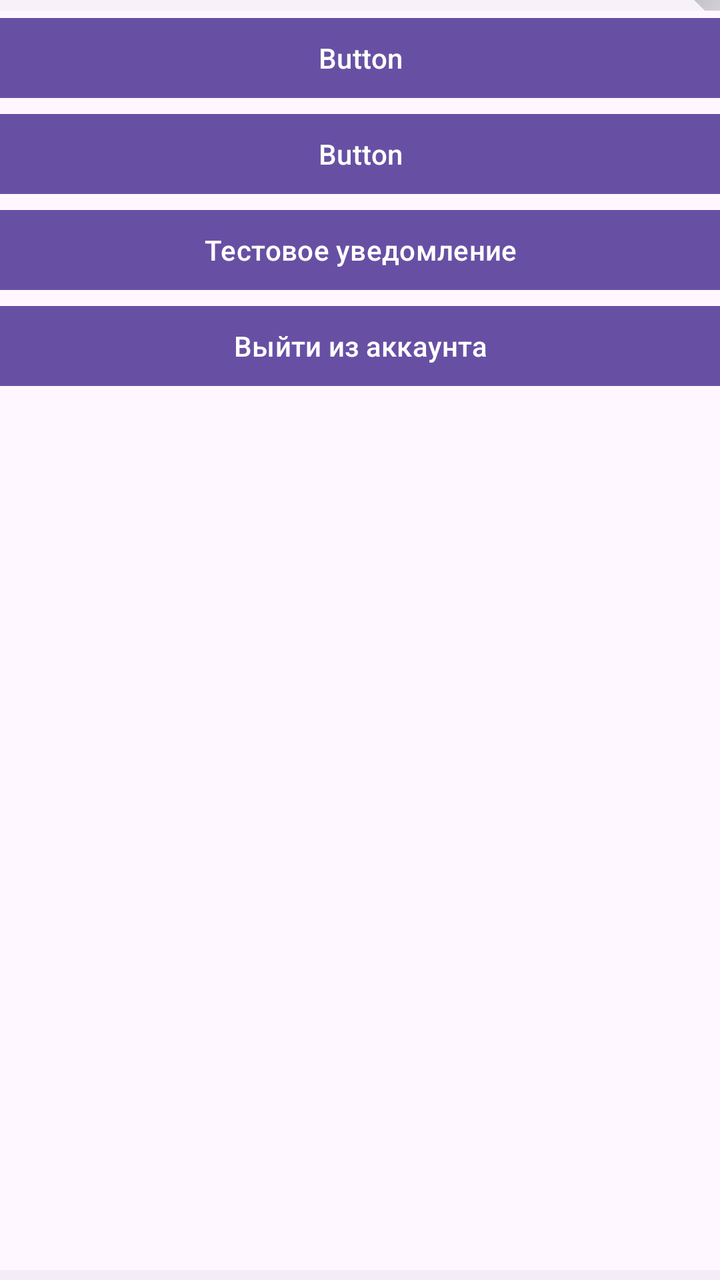
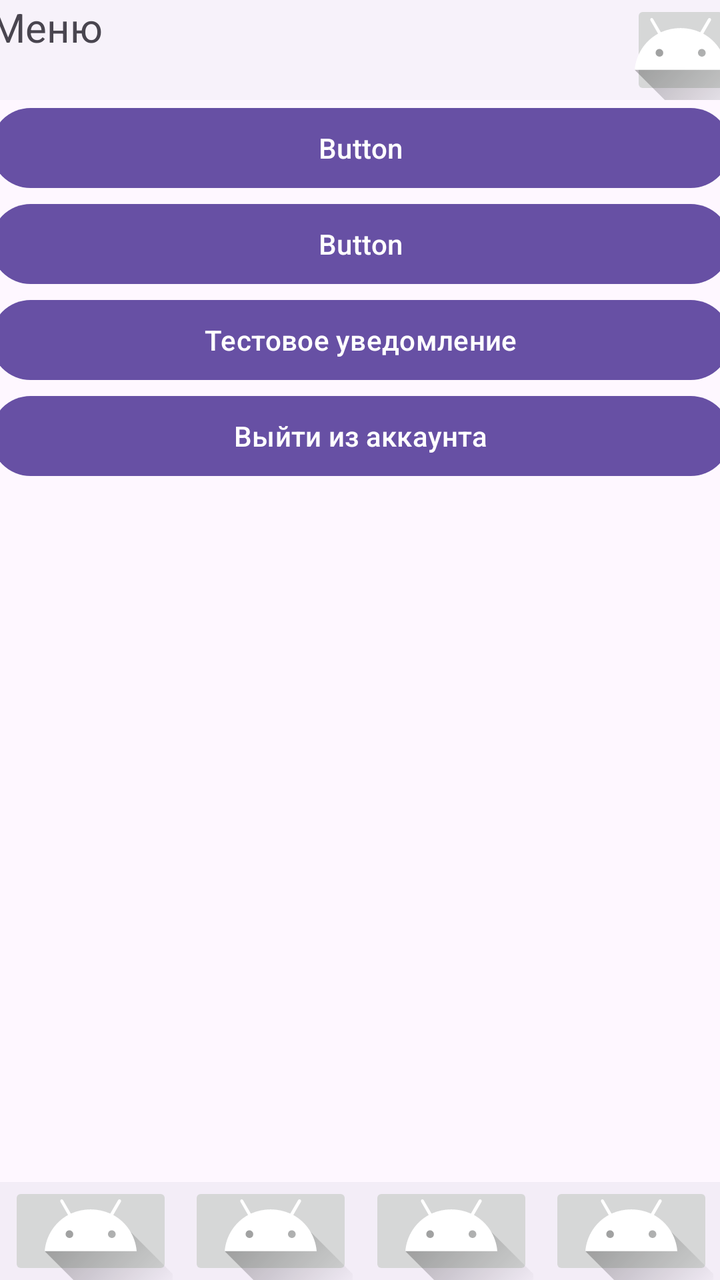

Two renders of the same Android screen: before a commit and after it. Below are the layout's source before the change and the commit's diff.
<!-- AndroidManifest.xml: application theme Theme.Project1 -->
<!-- res/layout/activity_menu.xml -->
<?xml version="1.0" encoding="utf-8"?>
<androidx.constraintlayout.widget.ConstraintLayout xmlns:android="http://schemas.android.com/apk/res/android"
    xmlns:app="http://schemas.android.com/apk/res-auto"
    xmlns:tools="http://schemas.android.com/tools"
    android:id="@+id/main"
    android:layout_width="match_parent"
    android:layout_height="match_parent"
    tools:context=".Menu">

    <ScrollView
        android:id="@+id/scrollView4"
        android:layout_width="410dp"
        android:layout_height="630dp"
        android:layout_marginStart="20dp"
        android:layout_marginEnd="20dp"
        app:layout_constraintBottom_toTopOf="@+id/Menu_bottomNavigationView"
        app:layout_constraintEnd_toEndOf="parent"
        app:layout_constraintStart_toStartOf="parent"
        app:layout_constraintTop_toBottomOf="@+id/navigationView">

        <LinearLayout
            android:layout_width="match_parent"
            android:layout_height="wrap_content"
            android:orientation="vertical">

            <Button
                android:id="@+id/button4"
                android:layout_width="match_parent"
                android:layout_height="wrap_content"
                android:text="Button" />

            <Button
                android:id="@+id/button"
                android:layout_width="match_parent"
                android:layout_height="wrap_content"
                android:text="Button" />

            <Button
                android:id="@+id/Notification"
                android:layout_width="match_parent"
                android:layout_height="wrap_content"
                android:text="Тестовое уведомление" />

            <Button
                android:id="@+id/Logout"
                android:layout_width="match_parent"
                android:layout_height="wrap_content"
                android:onClick="Logout_Click"
                android:text="Выйти из аккаунта" />
        </LinearLayout>
    </ScrollView>

    <com.google.android.material.navigation.NavigationView
        android:id="@+id/navigationView"
        android:layout_width="410dp"
        android:layout_height="50dp"
        android:layout_marginStart="20dp"
        android:layout_marginEnd="20dp"
        app:layout_constraintBottom_toTopOf="@+id/scrollView4"
        app:layout_constraintEnd_toEndOf="parent"
        app:layout_constraintStart_toStartOf="parent"
        app:layout_constraintTop_toTopOf="parent">

        <androidx.constraintlayout.widget.ConstraintLayout
            android:layout_width="match_parent"
            android:layout_height="match_parent">

            <TextView
                android:id="@+id/textView5"
                android:layout_width="wrap_content"
                android:layout_height="50dp"
                android:text="Меню"
                android:textSize="20sp"
                app:layout_constraintBottom_toBottomOf="parent"
                app:layout_constraintStart_toStartOf="parent"
                app:layout_constraintTop_toTopOf="parent" />

            <ImageButton
                android:id="@+id/imageButton2"
                android:layout_width="50dp"
                android:layout_height="wrap_content"
                app:layout_constraintBottom_toBottomOf="parent"
                app:layout_constraintEnd_toEndOf="parent"
                app:layout_constraintTop_toTopOf="parent"
                app:srcCompat="@drawable/ic_launcher_foreground" />
        </androidx.constraintlayout.widget.ConstraintLayout>
    </com.google.android.material.navigation.NavigationView>

    <com.google.android.material.bottomnavigation.BottomNavigationView
        android:id="@+id/Menu_bottomNavigationView"
        android:layout_width="410dp"
        android:layout_height="50dp"
        app:layout_constraintBottom_toBottomOf="parent"
        app:layout_constraintEnd_toEndOf="parent"
        app:layout_constraintStart_toStartOf="parent"
        app:layout_constraintTop_toBottomOf="@+id/scrollView4">

        <androidx.constraintlayout.widget.ConstraintLayout
            android:layout_width="match_parent"
            android:layout_height="match_parent">

            <ImageButton
                android:id="@+id/Menu_osnova_Button"
                android:layout_width="82dp"
                android:layout_height="wrap_content"
                app:layout_constraintBottom_toBottomOf="parent"
                app:layout_constraintEnd_toStartOf="@+id/Menu_Search_Button"
                app:layout_constraintStart_toStartOf="parent"
                app:layout_constraintTop_toTopOf="parent"
                app:srcCompat="@drawable/ic_launcher_foreground" />

            <ImageButton
                android:id="@+id/Menu_Search_Button"
                android:layout_width="82dp"
                android:layout_height="wrap_content"
                app:layout_constraintBottom_toBottomOf="parent"
                app:layout_constraintEnd_toStartOf="@+id/Menu_Menu_Button"
                app:layout_constraintStart_toEndOf="@+id/Menu_osnova_Button"
                app:layout_constraintTop_toTopOf="parent"
                app:layout_constraintVertical_bias="0.0"
                app:srcCompat="@drawable/ic_launcher_foreground" />

            <ImageButton
                android:id="@+id/Menu_Menu_Button"
                android:layout_width="82dp"
                android:layout_height="wrap_content"
                app:layout_constraintBottom_toBottomOf="parent"
                app:layout_constraintEnd_toStartOf="@+id/Menu_AI_Button"
                app:layout_constraintStart_toEndOf="@+id/Menu_Search_Button"
                app:layout_constraintTop_toTopOf="parent"
                app:srcCompat="@drawable/ic_launcher_foreground" />

            <ImageButton
                android:id="@+id/Menu_AI_Button"
                android:layout_width="82dp"
                android:layout_height="wrap_content"
                android:onClick="Account_info_Click"
                app:layout_constraintBottom_toBottomOf="parent"
                app:layout_constraintEnd_toEndOf="parent"
                app:layout_constraintStart_toEndOf="@+id/Menu_Menu_Button"
                app:layout_constraintTop_toTopOf="parent"
                app:srcCompat="@drawable/ic_launcher_foreground" />
        </androidx.constraintlayout.widget.ConstraintLayout>
    </com.google.android.material.bottomnavigation.BottomNavigationView>
</androidx.constraintlayout.widget.ConstraintLayout>
<!-- resources referenced by this layout -->
<resources>
  <!-- drawable ic_launcher_foreground (drawable) -->
  <vector xmlns:android="http://schemas.android.com/apk/res/android"
      xmlns:aapt="http://schemas.android.com/aapt"
      android:width="108dp"
      android:height="108dp"
      android:viewportWidth="108"
      android:viewportHeight="108">
      <path android:pathData="M31,63.928c0,0 6.4,-11 12.1,-13.1c7.2,-2.6 26,-1.4 26,-1.4l38.1,38.1L107,108.928l-32,-1L31,63.928z">
          <aapt:attr name="android:fillColor">
              <gradient
                  android:endX="85.84757"
                  android:endY="92.4963"
                  android:startX="42.9492"
                  android:startY="49.59793"
                  android:type="linear">
                  <item
                      android:color="#44000000"
                      android:offset="0.0" />
                  <item
                      android:color="#00000000"
                      android:offset="1.0" />
              </gradient>
          </aapt:attr>
      </path>
      <path
          android:fillColor="#FFFFFF"
          android:fillType="nonZero"
          android:pathData="M65.3,45.828l3.8,-6.6c0.2,-0.4 0.1,-0.9 -0.3,-1.1c-0.4,-0.2 -0.9,-0.1 -1.1,0.3l-3.9,6.7c-6.3,-2.8 -13.4,-2.8 -19.7,0l-3.9,-6.7c-0.2,-0.4 -0.7,-0.5 -1.1,-0.3C38.8,38.328 38.7,38.828 38.9,39.228l3.8,6.6C36.2,49.428 31.7,56.028 31,63.928h46C76.3,56.028 71.8,49.428 65.3,45.828zM43.4,57.328c-0.8,0 -1.5,-0.5 -1.8,-1.2c-0.3,-0.7 -0.1,-1.5 0.4,-2.1c0.5,-0.5 1.4,-0.7 2.1,-0.4c0.7,0.3 1.2,1 1.2,1.8C45.3,56.528 44.5,57.328 43.4,57.328L43.4,57.328zM64.6,57.328c-0.8,0 -1.5,-0.5 -1.8,-1.2s-0.1,-1.5 0.4,-2.1c0.5,-0.5 1.4,-0.7 2.1,-0.4c0.7,0.3 1.2,1 1.2,1.8C66.5,56.528 65.6,57.328 64.6,57.328L64.6,57.328z"
          android:strokeWidth="1"
          android:strokeColor="#00000000" />
  </vector>
  <style name="Theme.Project1" parent="Base.Theme.Project1" />
  <style name="Base.Theme.Project1" parent="Theme.Material3.DayNight.NoActionBar">
          
          
      </style>
</resources>

<!-- the commit's change to res/layout/activity_menu.xml (unified diff, before → after) -->
@@ -11,9 +11,6 @@
         android:id="@+id/scrollView4"
         android:layout_width="410dp"
         android:layout_height="630dp"
-        android:layout_marginStart="20dp"
-        android:layout_marginEnd="20dp"
-        app:layout_constraintBottom_toTopOf="@+id/Menu_bottomNavigationView"
         app:layout_constraintEnd_toEndOf="parent"
         app:layout_constraintStart_toStartOf="parent"
         app:layout_constraintTop_toBottomOf="@+id/navigationView">
@@ -27,25 +24,32 @@
                 android:id="@+id/button4"
                 android:layout_width="match_parent"
                 android:layout_height="wrap_content"
+                android:insetLeft="20dp"
+                android:insetRight="20dp"
                 android:text="Button" />
 
             <Button
                 android:id="@+id/button"
                 android:layout_width="match_parent"
                 android:layout_height="wrap_content"
+                android:insetLeft="20dp"
+                android:insetRight="20dp"
                 android:text="Button" />
 
             <Button
                 android:id="@+id/Notification"
                 android:layout_width="match_parent"
                 android:layout_height="wrap_content"
+                android:insetLeft="20dp"
+                android:insetRight="20dp"
                 android:text="Тестовое уведомление" />
 
             <Button
                 android:id="@+id/Logout"
                 android:layout_width="match_parent"
                 android:layout_height="wrap_content"
-                android:onClick="Logout_Click"
+                android:insetLeft="20dp"
+                android:insetRight="20dp"
                 android:text="Выйти из аккаунта" />
         </LinearLayout>
     </ScrollView>
@@ -54,9 +58,6 @@
         android:id="@+id/navigationView"
         android:layout_width="410dp"
         android:layout_height="50dp"
-        android:layout_marginStart="20dp"
-        android:layout_marginEnd="20dp"
-        app:layout_constraintBottom_toTopOf="@+id/scrollView4"
         app:layout_constraintEnd_toEndOf="parent"
         app:layout_constraintStart_toStartOf="parent"
         app:layout_constraintTop_toTopOf="parent">
@@ -69,6 +70,7 @@
                 android:id="@+id/textView5"
                 android:layout_width="wrap_content"
                 android:layout_height="50dp"
+                android:layout_marginStart="20dp"
                 android:text="Меню"
                 android:textSize="20sp"
                 app:layout_constraintBottom_toBottomOf="parent"
@@ -79,6 +81,7 @@
                 android:id="@+id/imageButton2"
                 android:layout_width="50dp"
                 android:layout_height="wrap_content"
+                android:layout_marginEnd="20dp"
                 app:layout_constraintBottom_toBottomOf="parent"
                 app:layout_constraintEnd_toEndOf="parent"
                 app:layout_constraintTop_toTopOf="parent"
@@ -88,12 +91,11 @@
 
     <com.google.android.material.bottomnavigation.BottomNavigationView
         android:id="@+id/Menu_bottomNavigationView"
-        android:layout_width="410dp"
-        android:layout_height="50dp"
+        android:layout_width="409dp"
+        android:layout_height="49dp"
         app:layout_constraintBottom_toBottomOf="parent"
         app:layout_constraintEnd_toEndOf="parent"
-        app:layout_constraintStart_toStartOf="parent"
-        app:layout_constraintTop_toBottomOf="@+id/scrollView4">
+        app:layout_constraintStart_toStartOf="parent">
 
         <androidx.constraintlayout.widget.ConstraintLayout
             android:layout_width="match_parent"
@@ -103,6 +105,7 @@
                 android:id="@+id/Menu_osnova_Button"
                 android:layout_width="82dp"
                 android:layout_height="wrap_content"
+                android:layout_marginStart="20dp"
                 app:layout_constraintBottom_toBottomOf="parent"
                 app:layout_constraintEnd_toStartOf="@+id/Menu_Search_Button"
                 app:layout_constraintStart_toStartOf="parent"
@@ -117,7 +120,6 @@
                 app:layout_constraintEnd_toStartOf="@+id/Menu_Menu_Button"
                 app:layout_constraintStart_toEndOf="@+id/Menu_osnova_Button"
                 app:layout_constraintTop_toTopOf="parent"
-                app:layout_constraintVertical_bias="0.0"
                 app:srcCompat="@drawable/ic_launcher_foreground" />
 
             <ImageButton
@@ -134,6 +136,7 @@
                 android:id="@+id/Menu_AI_Button"
                 android:layout_width="82dp"
                 android:layout_height="wrap_content"
+                android:layout_marginEnd="20dp"
                 android:onClick="Account_info_Click"
                 app:layout_constraintBottom_toBottomOf="parent"
                 app:layout_constraintEnd_toEndOf="parent"
